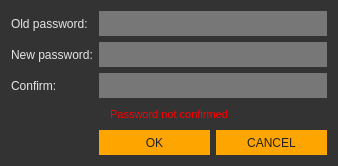
Before: the Qt Designer form src/gui/ui/changepassworddialog.ui in ConcealNetwork/conceal-desktop, drawn with Qt 5.
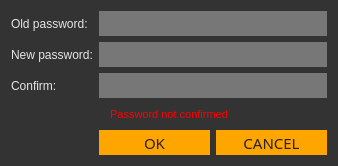
After: the same form once the commit is applied.

Patch:
```diff
--- a/src/gui/ui/changepassworddialog.ui
+++ b/src/gui/ui/changepassworddialog.ui
@@ -47,6 +47,12 @@
        <height>25</height>
       </size>
      </property>
+     <property name="font">
+      <font>
+       <family>Oswald</family>
+       <pointsize>11</pointsize>
+      </font>
+     </property>
      <property name="styleSheet">
       <string notr="true">color: #222; border-radius: 0px; border: 0px solid; background-color: orange;</string>
      </property>
@@ -127,6 +133,12 @@
        <height>25</height>
       </size>
      </property>
+     <property name="font">
+      <font>
+       <family>Oswald</family>
+       <pointsize>11</pointsize>
+      </font>
+     </property>
      <property name="styleSheet">
       <string notr="true">color: #222; border-radius: 0px; border: 0px solid; background-color: orange;</string>
      </property>
```
